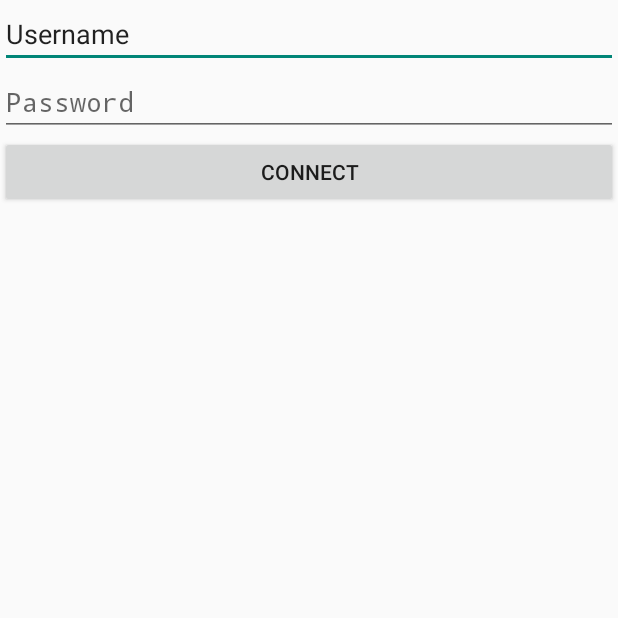
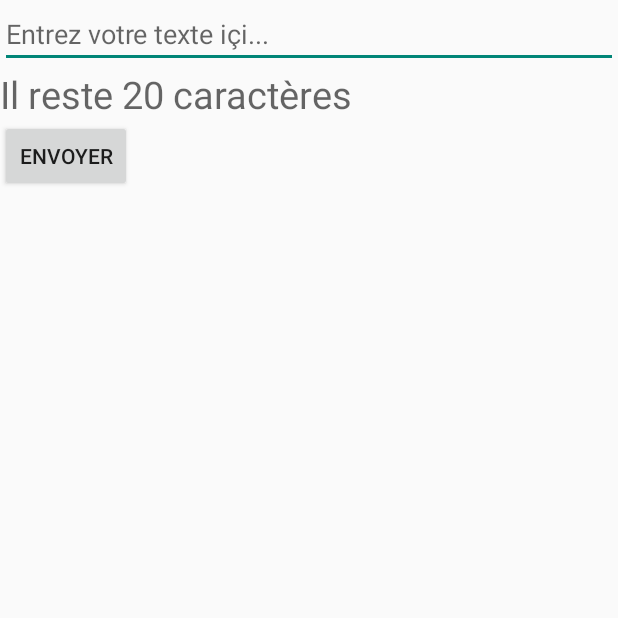
Before and after one commit to lmgichin/formations, an Android app: the screen it shows after launch (TestIntentActivity before the commit, TextWatcherActivity after it), on a phone screen of 412 x 824 dp, the top half of it. Run offline under Robolectric (Android 15) with nearby library versions, the phone set to English and light mode, and no system bars.

Commit message:
Ajout TextWatcher

```diff
--- a/FormationAndroid/app/src/main/AndroidManifest.xml
+++ b/FormationAndroid/app/src/main/AndroidManifest.xml
@@ -8,7 +8,7 @@
         android:label="@string/app_name"
         android:theme="@style/AppTheme" >
         <activity
-            android:name=".TestIntentActivity"
+            android:name=".TextWatcherActivity"
             android:label="@string/app_name" >
             <intent-filter>
                 <action android:name="android.intent.action.MAIN" />
--- /dev/null
+++ b/FormationAndroid/app/src/main/java/com/mobiserenity/formationandroid/TextWatcherActivity.java
@@ -0,0 +1,66 @@
+package com.mobiserenity.formationandroid;
+
+import android.app.Activity;
+import android.graphics.Color;
+import android.os.Bundle;
+import android.text.Editable;
+import android.text.TextWatcher;
+import android.widget.Button;
+import android.widget.EditText;
+import android.widget.TextView;
+
+/**
+ * Created by lucio on 27/08/15.
+ */
+
+public class TextWatcherActivity extends Activity implements TextWatcher {
+
+    private EditText msg;
+    private TextView textIndicator;
+    private Button send;
+    private final static int NBMAXCHAR = 20;
+
+    @Override
+    public void onCreate(Bundle savedInstanceState) {
+
+        super.onCreate(savedInstanceState);
+        setContentView(R.layout.act_watcher);
+
+        msg = (EditText) findViewById(R.id.msg);
+        msg.addTextChangedListener(this);
+        textIndicator = (TextView) findViewById(R.id.indicator);
+        send = (Button) findViewById(R.id.send);
+    }
+
+    @Override
+    public void afterTextChanged(Editable s) {
+        final int nbChar = msg.getText().toString().length();
+        final int leftChar = NBMAXCHAR - nbChar;
+
+        if (leftChar >= 0) {
+
+            textIndicator.setText(Integer.toString(leftChar)
+                    + " caractères restants");
+            textIndicator.setTextColor(Color.GREEN);
+            send.setEnabled(true);
+
+        } else {
+
+            textIndicator.setTextColor(Color.RED);
+            textIndicator.setText
+                    (Integer.toString(Math.abs(leftChar))
+                            + " caractères en trop");
+            send.setEnabled(false);
+        }
+    }
+
+    @Override
+    public void beforeTextChanged(CharSequence s, int start, int count,
+                                  int after) {
+    }
+
+    @Override
+    public void onTextChanged(CharSequence s, int start, int
+            before, int count) {
+    }
+}
--- /dev/null
+++ b/FormationAndroid/app/src/main/res/layout/act_watcher.xml
@@ -0,0 +1,27 @@
+<?xml version="1.0" encoding="utf-8"?>
+<LinearLayout
+    xmlns:android="http://schemas.android.com/apk/res/android"
+    android:layout_width="fill_parent"
+    android:layout_height="fill_parent"
+    android:orientation="vertical" >
+
+    <EditText
+        android:id="@+id/msg"
+        android:layout_width="fill_parent"
+        android:layout_height="wrap_content"
+        android:hint="@string/wat_msg" />
+
+    <TextView
+        android:id="@+id/indicator"
+        android:layout_width="fill_parent"
+        android:layout_height="wrap_content"
+        android:hint="@string/wat_nbChar"
+        android:textSize="25sp" />
+
+    <Button
+        android:id="@+id/send"
+        android:layout_width="wrap_content"
+        android:layout_height="wrap_content"
+        android:text="@string/wat_sendMessage" />
+
+</LinearLayout>
--- a/FormationAndroid/app/src/main/res/values/strings.xml
+++ b/FormationAndroid/app/src/main/res/values/strings.xml
@@ -6,4 +6,7 @@
     <string name="login">Username</string>
     <string name="pass">Password</string>
     <string name="connect">Connect</string>
+    <string name="wat_nbChar">Il reste 20 caractères</string>
+    <string name="wat_sendMessage">Envoyer</string>
+    <string name="wat_msg">Entrez votre texte içi...</string>
 </resources>
```
